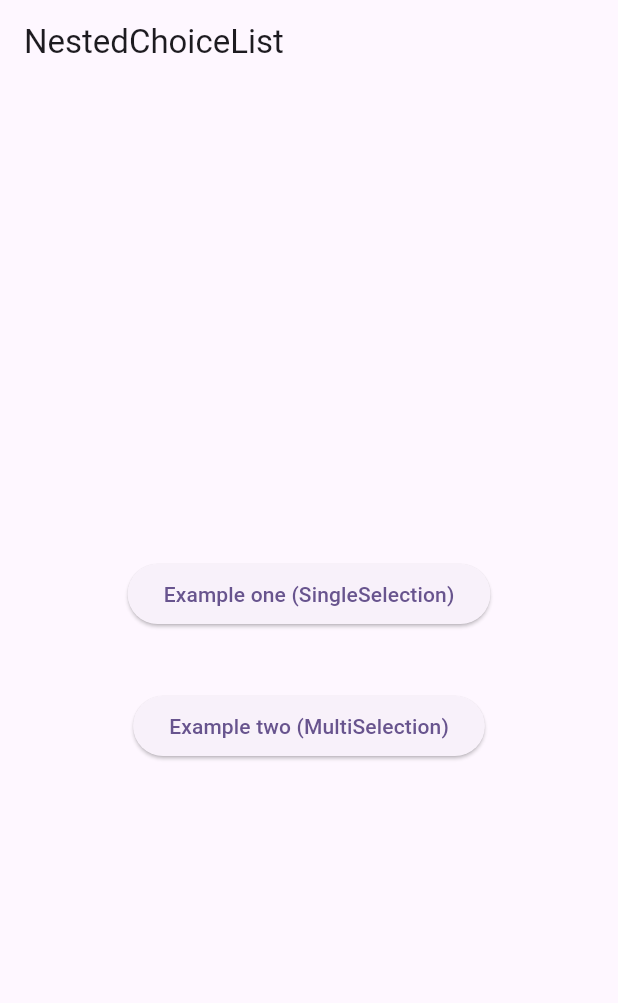
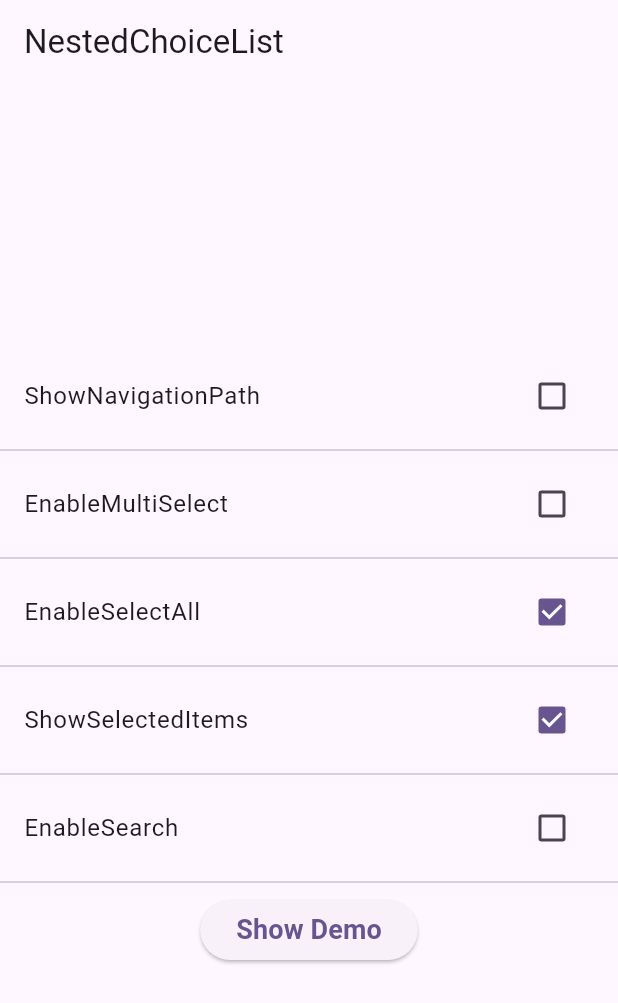
Before and after one commit to TalebRafiepour/nested_choice_list, a Flutter app: the screen it shows after launch, on a phone screen of 412 x 824 dp. Shown: the top 1003 px of the screen. Run offline on Flutter 3.47's test engine with Material 3 defaults, Android fonts, the phone set to English and light mode, and no system bars.

Commit message:
update example and showcase features

```diff
--- a/example/lib/main.dart
+++ b/example/lib/main.dart
@@ -1,5 +1,3 @@
-import 'package:examples/multi_selection_example.dart';
-import 'package:examples/single_selection_example.dart';
 import 'package:flutter/material.dart';
 import 'package:nested_choice_list/nested_choice_list.dart';
 
@@ -13,7 +11,7 @@ class MyApp extends StatelessWidget {
   @override
   Widget build(BuildContext context) {
     return MaterialApp(
-      title: 'Flutter Demo',
+      title: 'NestedChoiceList Demo',
       theme: ThemeData(
         colorScheme: ColorScheme.fromSeed(seedColor: Colors.deepPurple),
         useMaterial3: true,
@@ -25,8 +23,19 @@ class MyApp extends StatelessWidget {
 
 // Home page
 
-class HomePage extends StatelessWidget {
+class HomePage extends StatefulWidget {
   const HomePage({super.key});
+
+  @override
+  State<HomePage> createState() => _HomePageState();
+}
+
+class _HomePageState extends State<HomePage> {
+  bool showSelectedItems = true;
+  bool enableSelectAll = true;
+  bool showNavigationPath = false;
+  bool enableMultiSelect = false;
+  bool enableSearch = false;
 
   final items = const [
     NestedChoiceEntity(
@@ -95,41 +104,75 @@ class HomePage extends StatelessWidget {
           mainAxisAlignment: MainAxisAlignment.center,
           crossAxisAlignment: CrossAxisAlignment.center,
           children: [
+            CheckboxListTile.adaptive(
+              title: const Text('ShowNavigationPath'),
+              value: showNavigationPath,
+              onChanged: (newValue) {
+                setState(() {
+                  showNavigationPath = newValue ?? false;
+                });
+              },
+            ),
+            const Divider(),
+            CheckboxListTile.adaptive(
+              title: const Text('EnableMultiSelect'),
+              value: enableMultiSelect,
+              onChanged: (newValue) {
+                setState(() {
+                  enableMultiSelect = newValue ?? false;
+                });
+              },
+            ),
+            const Divider(),
+            CheckboxListTile.adaptive(
+              title: const Text('EnableSelectAll'),
+              value: enableSelectAll,
+              onChanged: (newValue) {
+                setState(() {
+                  enableSelectAll = newValue ?? false;
+                });
+              },
+            ),
+            const Divider(),
+            CheckboxListTile.adaptive(
+              title: const Text('ShowSelectedItems'),
+              value: showSelectedItems,
+              onChanged: (newValue) {
+                setState(() {
+                  showSelectedItems = newValue ?? false;
+                });
+              },
+            ),
+            const Divider(),
+            CheckboxListTile.adaptive(
+              title: const Text('EnableSearch'),
+              value: enableSearch,
+              onChanged: (newValue) {
+                setState(() {
+                  enableSearch = newValue ?? false;
+                });
+              },
+            ),
+            const Divider(),
             ElevatedButton(
               onPressed: () {
                 Navigator.of(context).push(
                   MaterialPageRoute(
-                    builder: (_) => SingleSelectionExample(
+                    builder: (_) => DemoOfNestedChoiceList(
                       items: items,
+                      showSelectedItems: showSelectedItems,
+                      enableSelectAll: enableSelectAll,
+                      showNavigationPath: showNavigationPath,
+                      enableMultiSelect: enableMultiSelect,
+                      enableSearch: enableSearch,
                     ),
                   ),
                 );
               },
-              child: const Text('Example one (SingleSelection)'),
-            ),
-            const SizedBox(
-              height: 40,
-            ),
-            ElevatedButton(
-              onPressed: () {
-                Navigator.of(context).push(
-                  MaterialPageRoute(
-                    builder: (_) => MultiSelectionExample(
-                        items: items,
-                        selectedItems: const [
-                          NestedChoiceEntity(
-                            value: 'value2',
-                            label: 'label2 level 3',
-                          ),
-                          NestedChoiceEntity(
-                            value: 'value3',
-                            label: 'label3 level 3',
-                          ),
-                        ]),
-                  ),
-                );
-              },
-              child: const Text('Example two (MultiSelection)'),
+              child: const Text(
+                'Show Demo',
+                style: TextStyle(fontSize: 18, fontWeight: FontWeight.bold),
+              ),
             ),
           ],
         ),
@@ -137,3 +180,63 @@ class HomePage extends StatelessWidget {
     );
   }
 }
+
+class DemoOfNestedChoiceList extends StatelessWidget {
+  const DemoOfNestedChoiceList({
+    required this.items,
+    super.key,
+    required this.showSelectedItems,
+    required this.enableSelectAll,
+    required this.showNavigationPath,
+    required this.enableMultiSelect,
+    required this.enableSearch,
+  });
+
+  final List<NestedChoiceEntity> items;
+  final bool showSelectedItems;
+  final bool enableSelectAll;
+  final bool showNavigationPath;
+  final bool enableMultiSelect;
+  final bool enableSearch;
+
+  @override
+  Widget build(BuildContext context) {
+    List<NestedChoiceEntity> selectedItems = [];
+    return Scaffold(
+      appBar: AppBar(
+        title: const Text('Demo'),
+      ),
+      body: NestedChoiceList(
+        items: items,
+        showSelectedItems: showSelectedItems,
+        enableSelectAll: enableSelectAll,
+        showNavigationPath: showNavigationPath,
+        enableMultiSelect: enableMultiSelect,
+        enableSearch: enableSearch,
+        style: const NestedListStyle(),
+        // this callback triggers when we are in
+        // single select mode (enableMultiSelect = false)
+        onTapItem: (item) {
+          debugPrint('onTapItem -> $item');
+          Navigator.of(context).pop(item);
+        },
+        // this callback triggers when we are in
+        // multi select mode (enableMultiSelect = true)
+        onSelectionChange: (items) {
+          debugPrint('onSelectionChange -> $items');
+          selectedItems = items;
+        },
+      ),
+      bottomNavigationBar: enableMultiSelect
+          ? SafeArea(
+              child: ElevatedButton(
+                onPressed: () {
+                  Navigator.of(context).pop(selectedItems);
+                },
+                child: const Text('Confirm selected items'),
+              ),
+            )
+          : null,
+    );
+  }
+}
--- a/lib/nested_choice_list.dart
+++ b/lib/nested_choice_list.dart
@@ -1,5 +1,6 @@
 library nested_choice_list;
 
+export 'src/navigation_path/navigation_path.dart';
 export 'src/nested_choice_entity.dart';
 export 'src/nested_choice_list.dart';
 export 'src/nested_list_style/navigation_path_item_style.dart';
--- a/lib/src/breadcrumbs_path/arrow_box_container.dart
+++ b/lib/src/navigation_path/arrow_box_container.dart
@@ -1,6 +1,6 @@
 import 'package:flutter/material.dart';
-import 'package:nested_choice_list/src/breadcrumbs_path/arrow_border_painter.dart';
-import 'package:nested_choice_list/src/breadcrumbs_path/arrow_clipper.dart';
+import 'package:nested_choice_list/src/navigation_path/arrow_border_painter.dart';
+import 'package:nested_choice_list/src/navigation_path/arrow_clipper.dart';
 
 class ArrowBoxContainer extends StatelessWidget {
   const ArrowBoxContainer({
--- a/lib/src/breadcrumbs_path/breadcrumbs_path_item.dart
+++ b/lib/src/navigation_path/navigation_path_item.dart
@@ -1,9 +1,9 @@
 import 'package:flutter/material.dart';
-import 'package:nested_choice_list/src/breadcrumbs_path/arrow_box_container.dart';
+import 'package:nested_choice_list/src/navigation_path/arrow_box_container.dart';
 import 'package:nested_choice_list/src/nested_list_style/navigation_path_item_style.dart';
 
-class BreadcrumbsPathItem extends StatelessWidget {
-  const BreadcrumbsPathItem({
+class NavigationPathItem extends StatelessWidget {
+  const NavigationPathItem({
     required this.lable,
     this.navigationPathItemStyle = const NavigationPathItemStyle(),
     this.onTap,
--- a/lib/src/nested_choice_list.dart
+++ b/lib/src/nested_choice_list.dart
@@ -1,6 +1,6 @@
 import 'package:flutter/material.dart';
-import 'package:nested_choice_list/src/breadcrumbs_path/breadcrumbs_path.dart';
 import 'package:nested_choice_list/src/inherited_nested_list_view.dart';
+import 'package:nested_choice_list/src/navigation_path/navigation_path.dart';
 import 'package:nested_choice_list/src/nested_choice_entity.dart';
 import 'package:nested_choice_list/src/nested_list_style/nested_list_style.dart';
 import 'package:nested_choice_list/src/nested_list_view.dart';
@@ -9,6 +9,7 @@ import 'package:nested_choice_list/src/search_field/searchfield_position.dart';
 import 'package:nested_choice_list/src/selected_item_chip_list/seleted_item_chip_list.dart';
 
 typedef OnSelectionChange = void Function(List<NestedChoiceEntity> items);
+typedef NestedListItemTap = void Function(NestedChoiceEntity item);
 
 class NestedChoiceList extends StatefulWidget {
   const NestedChoiceList({
@@ -19,7 +20,7 @@ class NestedChoiceList extends StatefulWidget {
     this.enableSelectAll = true,
     this.selectAllLabel = 'Select all',
     this.showNavigationPath = false,
-    this.isMultiSelect = false,
+    this.enableMultiSelect = false,
     this.enableSearch = false,
     this.searchDebouncer,
     this.style = const NestedListStyle(),
@@ -33,14 +34,14 @@ class NestedChoiceList extends StatefulWidget {
   final String selectAllLabel;
   final bool enableSelectAll;
   final bool showNavigationPath;
-  final bool isMultiSelect;
+  final bool enableMultiSelect;
   final SearchfieldPosition searchfieldPosition;
   final List<NestedChoiceEntity> selectedItems;
   final List<NestedChoiceEntity> items;
   final bool enableSearch;
   final SearchDebouncer? searchDebouncer;
   final NestedListStyle style;
-  final Function(NestedChoiceEntity)? onTapItem;
+  final NestedListItemTap? onTapItem;
   final ItemLeadingBuilder? itemLeadingBuilder;
   final OnSelectionChange? onSelectionChange;
 
@@ -113,7 +114,7 @@ class _NestedChoiceListState extends State<NestedChoiceList> {
                 enableSearch: widget.enableSearch,
                 enableSelectAll: widget.enableSelectAll,
                 selectAllLabel: widget.selectAllLabel,
-                isMultiSelect: widget.isMultiSelect,
+                enableMultiSelect: widget.enableMultiSelect,
                 itemLeadingBuilder: widget.itemLeadingBuilder,
                 onTapItem: _onTapItem,
                 searchfieldStyle: widget.style.searchfieldStyle,
@@ -127,7 +128,7 @@ class _NestedChoiceListState extends State<NestedChoiceList> {
           },
         ),
       );
-    } else if (!widget.isMultiSelect) {
+    } else if (!widget.enableMultiSelect) {
       widget.onTapItem?.call(item);
     }
   }
@@ -161,12 +162,12 @@ class _NestedChoiceListState extends State<NestedChoiceList> {
             crossAxisAlignment: CrossAxisAlignment.start,
             children: [
               if (widget.showNavigationPath && navigationPathes.isNotEmpty)
-                BreadcrumbsPath(
+                NavigationPath(
                   navigationPathItemStyle: widget.style.navigationPathItemStyle,
                   pathes: navigationPathes,
                   onTap: _onNavigationPathTapped,
                 ),
-              if (widget.isMultiSelect &&
+              if (widget.enableMultiSelect &&
                   widget.showSelectedItems &&
                   selectedItems.isNotEmpty)
                 SeletedItemChipList(
@@ -190,7 +191,7 @@ class _NestedChoiceListState extends State<NestedChoiceList> {
                           enableSearch: widget.enableSearch,
                           searchDebouncer: widget.searchDebouncer,
                           enableSelectAll: widget.enableSelectAll,
-                          isMultiSelect: widget.isMultiSelect,
+                          enableMultiSelect: widget.enableMultiSelect,
                           selectAllLabel: widget.selectAllLabel,
                           searchfieldStyle: widget.style.searchfieldStyle,
                           itemStyle: widget.style.itemStyle,
--- a/lib/src/nested_list_view.dart
+++ b/lib/src/nested_list_view.dart
@@ -31,7 +31,7 @@ class NestedListView extends StatefulWidget {
     this.onPopInvokedWithResult,
     this.searchDebouncer,
     this.enableSearch = false,
-    this.isMultiSelect = false,
+    this.enableMultiSelect = false,
     this.enableSelectAll = true,
     this.onTapItem,
     this.onToggleSelection,
@@ -42,7 +42,7 @@ class NestedListView extends StatefulWidget {
   final bool enableSearch;
   final String selectAllLabel;
   final bool enableSelectAll;
-  final bool isMultiSelect;
+  final bool enableMultiSelect;
   final List<NestedChoiceEntity> items;
   final SearchfieldPosition searchfieldPosition;
   final NestedListSearchfieldStyle searchfieldStyle;
@@ -100,7 +100,7 @@ class _NestedListViewState extends State<NestedListView> {
                 onSearch: _onSearch,
               ),
             if (widget.enableSelectAll &&
-                widget.isMultiSelect &&
+                widget.enableMultiSelect &&
                 hasAnySelectableChild)
               NestedListViewItem(
                 isMultiSelect: true,
@@ -135,7 +135,7 @@ class _NestedListViewState extends State<NestedListView> {
                         return NestedListViewItem(
                           item: item,
                           itemStyle: widget.itemStyle,
-                          isMultiSelect: widget.isMultiSelect,
+                          isMultiSelect: widget.enableMultiSelect,
                           isChecked: selectedItems.contains(item),
                           onTapItem: widget.onTapItem,
                           onToggleSelection: widget.onToggleSelection,
```
Also changed, not shown: example/lib/multi_selection_example.dart (deleted, +0 -32 lines), example/lib/single_selection_example.dart (deleted, +0 -25 lines), lib/src/navigation_path/navigation_path.dart (renamed from lib/src/breadcrumbs_path/breadcrumbs_path.dart, +4 -4 lines), lib/src/selected_item_chip_list/seleted_item_chip_list.dart (+11 -7 lines), lib/src/navigation_path/arrow_border_painter.dart (renamed from lib/src/breadcrumbs_path/arrow_border_painter.dart), lib/src/navigation_path/arrow_clipper.dart (renamed from lib/src/breadcrumbs_path/arrow_clipper.dart).
